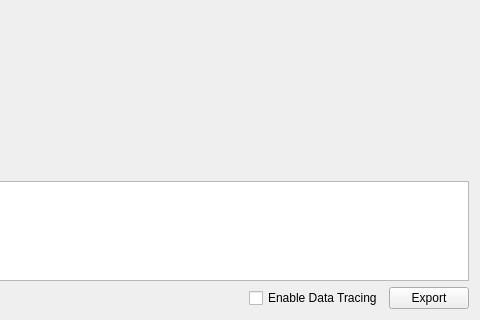
Above: core/src/tableview2d.ui from fredcooke/emstudio before the change; both pictures show x 636 to 1116 and y 111 to 431 of the 1116 by 431 pixel window. Below: the same form after it.
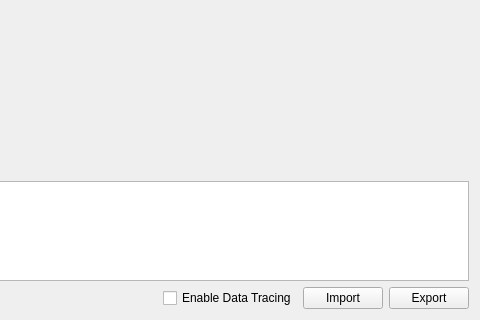
That is the form after the change. Custom widgets are drawn as their Qt base class.

Commit message: Addition of JSON import for 2D tables, from data previously exported

```diff
--- a/core/src/tableview2d.ui
+++ b/core/src/tableview2d.ui
@@ -78,6 +78,13 @@
          </property>
         </widget>
        </item>
+       <item>
+        <widget class="QPushButton" name="importPushButton">
+         <property name="text">
+          <string>Import</string>
+         </property>
+        </widget>
+       </item>
        <item>
         <widget class="QPushButton" name="exportPushButton">
          <property name="text">
```
The commit also changes 2 other files.
